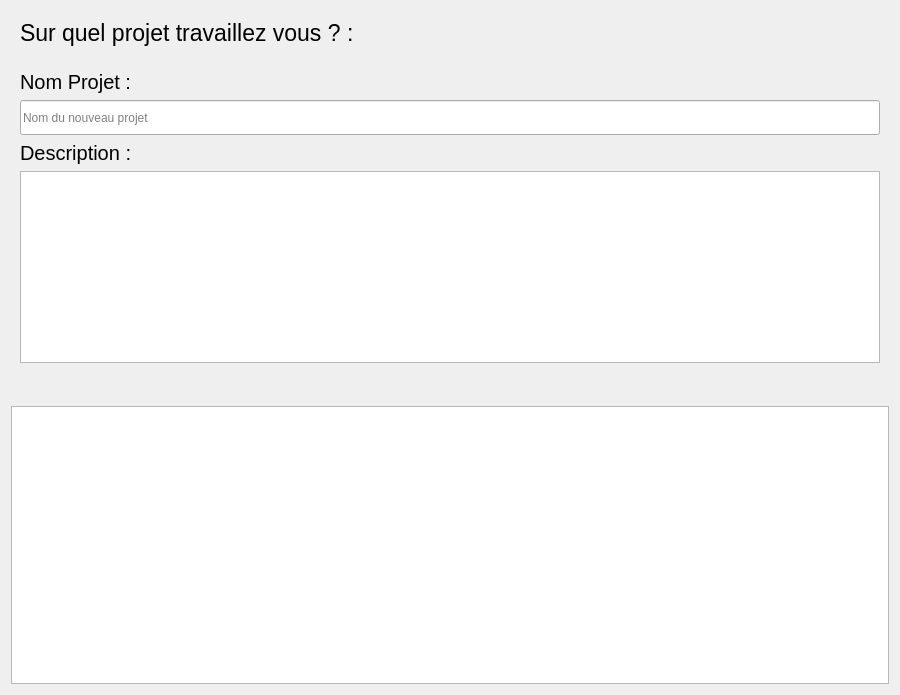
This is App/Juntos/uiacceuil.ui in workspacerg/Juntos as Qt 5 draws it before an edit. The edited form follows.
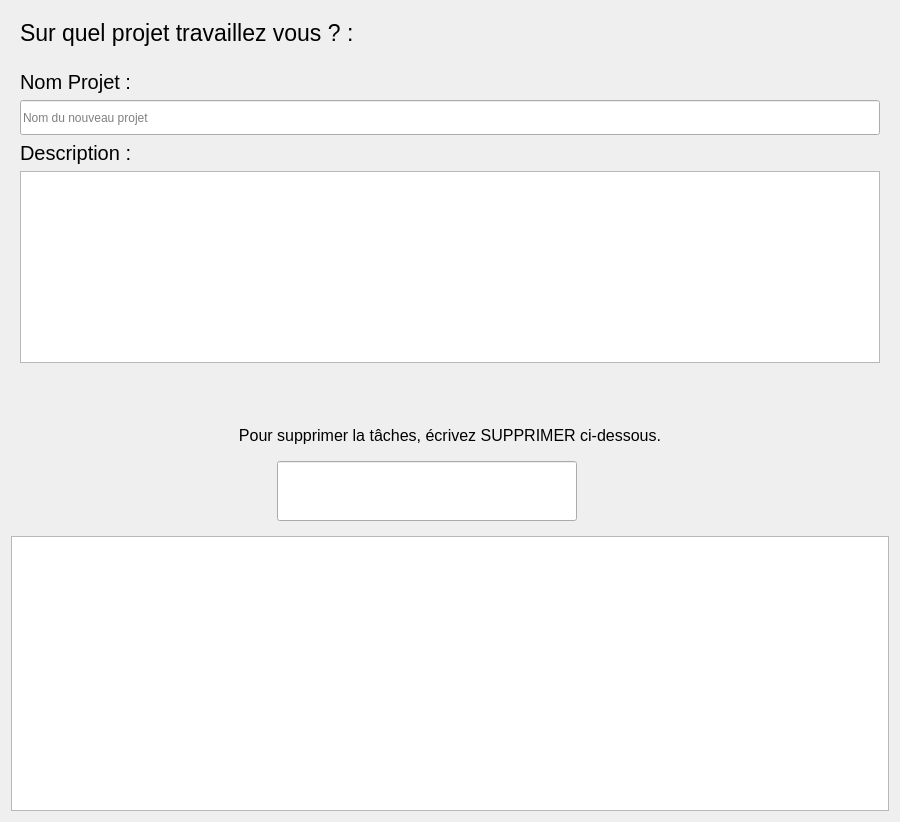
This is the edited form. Icons and pictures are not drawn.

Commit message: SandBox supp projet

```diff
--- a/App/Juntos/uiacceuil.ui
+++ b/App/Juntos/uiacceuil.ui
@@ -7,13 +7,13 @@
     <x>0</x>
     <y>0</y>
     <width>900</width>
-    <height>695</height>
+    <height>822</height>
    </rect>
   </property>
   <property name="windowTitle">
    <string>Form</string>
   </property>
-  <layout class="QVBoxLayout" name="verticalLayout">
+  <layout class="QVBoxLayout" name="verticalLayout_3">
    <item>
     <widget class="QWidget" name="widget" native="true">
      <layout class="QHBoxLayout" name="horizontalLayout">
@@ -225,6 +225,104 @@
      </layout>
     </widget>
    </item>
+   <item>
+    <widget class="QWidget" name="delBox" native="true">
+     <layout class="QVBoxLayout" name="verticalLayout">
+      <item>
+       <widget class="QLabel" name="label_2">
+        <property name="minimumSize">
+         <size>
+          <width>0</width>
+          <height>40</height>
+         </size>
+        </property>
+        <property name="font">
+         <font>
+          <pointsize>12</pointsize>
+         </font>
+        </property>
+        <property name="text">
+         <string>Pour supprimer la tâches, écrivez SUPPRIMER ci-dessous.</string>
+        </property>
+        <property name="alignment">
+         <set>Qt::AlignCenter</set>
+        </property>
+       </widget>
+      </item>
+      <item>
+       <layout class="QHBoxLayout" name="horizontalLayout_4">
+        <item>
+         <spacer name="horizontalSpacer_7">
+          <property name="orientation">
+           <enum>Qt::Horizontal</enum>
+          </property>
+          <property name="sizeHint" stdset="0">
+           <size>
+            <width>40</width>
+            <height>20</height>
+           </size>
+          </property>
+         </spacer>
+        </item>
+        <item>
+         <widget class="QLineEdit" name="delLine">
+          <property name="minimumSize">
+           <size>
+            <width>300</width>
+            <height>60</height>
+           </size>
+          </property>
+          <property name="maximumSize">
+           <size>
+            <width>300</width>
+            <height>60</height>
+           </size>
+          </property>
+          <property name="font">
+           <font>
+            <pointsize>13</pointsize>
+           </font>
+          </property>
+         </widget>
+        </item>
+        <item>
+         <widget class="QPushButton" name="confirmDel">
+          <property name="text">
+           <string/>
+          </property>
+          <property name="icon">
+           <iconset resource="Images.qrc">
+            <normaloff>:/new/MenuInterface/Ressouces/dnd-512.png</normaloff>:/new/MenuInterface/Ressouces/dnd-512.png</iconset>
+          </property>
+          <property name="iconSize">
+           <size>
+            <width>40</width>
+            <height>40</height>
+           </size>
+          </property>
+          <property name="flat">
+           <bool>true</bool>
+          </property>
+         </widget>
+        </item>
+        <item>
+         <spacer name="horizontalSpacer_8">
+          <property name="orientation">
+           <enum>Qt::Horizontal</enum>
+          </property>
+          <property name="sizeHint" stdset="0">
+           <size>
+            <width>40</width>
+            <height>20</height>
+           </size>
+          </property>
+         </spacer>
+        </item>
+       </layout>
+      </item>
+     </layout>
+    </widget>
+   </item>
    <item>
     <widget class="QTableWidget" name="tableWidgetPtoject">
      <property name="enabled">
```
The commit also changes 2 other files.
